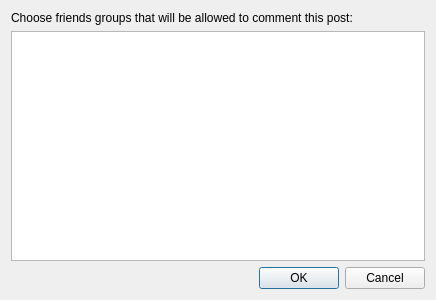
The window that src/plugins/blasq/plugins/deathnote/selectgroupsdialog.ui (0xd34df00d/leechcraft) describes before a commit, drawn with Qt 5.
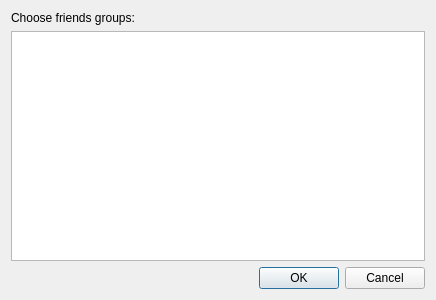
The same window after the commit.

Commit message: [Blasq DN] There are no posts and comments here.

Patch:
```diff
--- a/src/plugins/blasq/plugins/deathnote/selectgroupsdialog.ui
+++ b/src/plugins/blasq/plugins/deathnote/selectgroupsdialog.ui
@@ -17,7 +17,7 @@
    <item row="0" column="0">
     <widget class="QLabel" name="label">
      <property name="text">
-      <string>Choose friends groups that will be allowed to comment this post:</string>
+      <string>Choose friends groups:</string>
      </property>
     </widget>
    </item>
```
